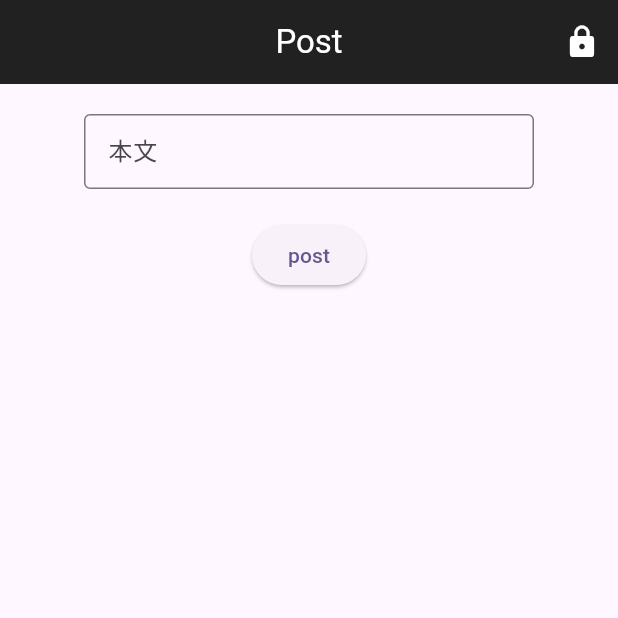
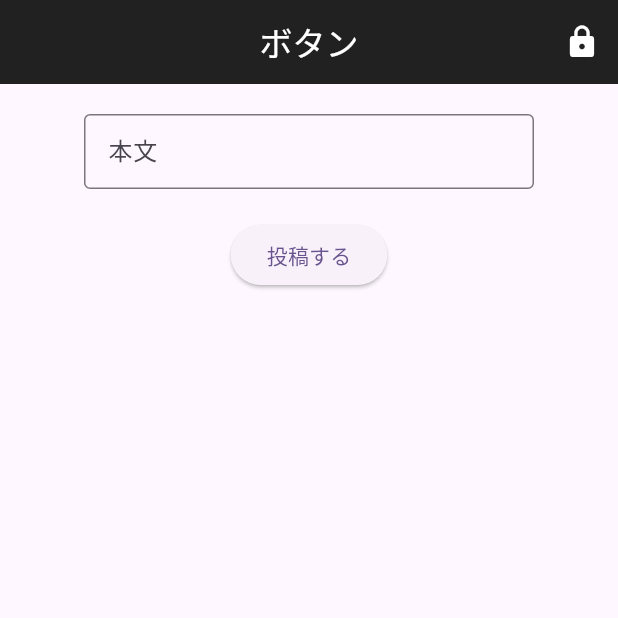
Before and after one commit to kitashio/ore_chans_app, a Flutter app: the screen it shows once a user with an empty profile is signed in, on a phone screen of 412 x 824 dp, the top half of it. Run offline on Flutter 3.47's test engine with Material 2 defaults, Android fonts, the phone set to English and light mode, and no system bars; our stand-ins replace cloud_firestore, dio, firebase_auth, firebase_core, flutter_riverpod, freezed_annotation and 2 more; accounts and stored records are empty; generated files the repository leaves out were written again; network calls fail.

Commit message:
remove: slang

```diff
--- a/docs/widget_cookbook/ui/stepper/tracker.dart
+++ b/docs/widget_cookbook/ui/stepper/tracker.dart
@@ -1,6 +1,5 @@
 import 'package:flutter/material.dart';
 import 'package:flutter_riverpod/flutter_riverpod.dart';
-import 'package:intl/intl.dart';
 import 'package:ore_chans_app/firebase/src/features/post_crud_app/application/post_provider.dart';
 
 import '../../../../sample/widget_cookbook/ui/stepper/model/tracker.dart';
@@ -52,7 +51,7 @@ class _TrackerPageState extends ConsumerState<TrackerPage> {
                   title: Column(
                     children: [
                       Text(tracker.location),// 現在地を表示
-                      Text(DateFormat('yyyy/MM/dd HH:mm').format(tracker.createdAt!)),// 到着時刻を表示
+                      Text(''),// 到着時刻を表示
                     ],
                   ),
                   content: Container(),
--- a/lib/firebase/src/features/post_crud_app/presentation/view/post_page.dart
+++ b/lib/firebase/src/features/post_crud_app/presentation/view/post_page.dart
@@ -4,8 +4,6 @@ import 'package:ore_chans_app/firebase/src/features/auth/application/auth_notifi
 import 'package:ore_chans_app/firebase/src/features/post_crud_app/application/post_provider.dart';
 import 'package:ore_chans_app/firebase/src/features/post_crud_app/domain/post/post.dart';
 import 'package:ore_chans_app/firebase/src/features/post_crud_app/presentation/state/post_notifier.dart';
-import 'package:ore_chans_app/i18n/strings.g.dart';
-import 'package:ore_chans_app/utils/aleart_dialog_component.dart';
 import 'package:ore_chans_app/utils/loading_component.dart';
 
 /// [ログイン後のページ]ここで、投稿と表示をする
@@ -16,7 +14,6 @@ class PostPage extends ConsumerWidget {
   Widget build(BuildContext context, WidgetRef ref) {
     final bodyController = TextEditingController();
     final editController = TextEditingController();
-    final t = Translations.of(context);
     // エラー処理用のref.listen
     ref.listen<AsyncValue<void>>(
       postNotifierProvider,
@@ -43,7 +40,7 @@ class PostPage extends ConsumerWidget {
             },
           ),
         ],
-        title: Text(t.mainScreen.title),
+        title: Text('ボタン'),
       ),
       body: Center(
         child: Column(
@@ -83,7 +80,7 @@ class PostPage extends ConsumerWidget {
                   );
                   await ref.read(postNotifierProvider.notifier).addPost(post);
                 },
-                child: Text(t.mainScreen.tapMe)),
+                child: Text('投稿する')),
             Expanded(
               child: postAsyncValue.when(
                 data: (posts) {
--- a/lib/i18n/strings.i18n.json
+++ /dev/null
@@ -1,10 +0,0 @@
-{
-  "mainScreen": {
-    "title": "Post",
-    "tapMe": "post"
-  },
-  "locales(map)": {
-    "en": "English",
-    "ja": "Japanese"
-  }
-}
--- a/lib/main.dart
+++ b/lib/main.dart
@@ -1,25 +1,21 @@
 import 'package:firebase_core/firebase_core.dart';
 import 'package:flutter/material.dart';
-import 'package:flutter_localizations/flutter_localizations.dart';
 import 'package:flutter_riverpod/flutter_riverpod.dart';
 import 'package:ore_chans_app/firebase/src/features/auth/data/auth_provider.dart';
 import 'package:ore_chans_app/firebase/src/features/auth/presentation/signin_page.dart';
 import 'package:ore_chans_app/firebase/src/features/post_crud_app/presentation/view/post_page.dart';
 import 'package:ore_chans_app/firebase_options.dart';
-import 'package:ore_chans_app/i18n/strings.g.dart';
 import 'package:ore_chans_app/utils/loading_component.dart';
-import 'package:ore_chans_app/utils/locale_notifier.dart';
 
 Future<void> main() async {
   WidgetsFlutterBinding.ensureInitialized();
-  LocaleSettings.useDeviceLocale();// 正しいロケールで初期化する
   await Firebase.initializeApp(
     options: DefaultFirebaseOptions.currentPlatform,
   );
   /* TranslationProviderでアプリをラップしないと
   "Please wrap your app with "TranslationProvider"." というエラーが出る
   */
-  runApp(ProviderScope(child: TranslationProvider(child: const MyApp())));
+  runApp(const ProviderScope(child: MyApp()));
 }
 
 class MyApp extends ConsumerWidget {
@@ -27,14 +23,10 @@ class MyApp extends ConsumerWidget {
 
   @override
   Widget build(BuildContext context, WidgetRef ref) {
-    final currentLocale = ref.watch(localeProvider);// localeProviderのstateを参照している
 
     return MaterialApp(
       debugShowCheckedModeBanner: false,
       title: 'Flutter Demo',
-      locale: currentLocale.flutterLocale,// localeProviderのstateを参照している
-      supportedLocales: AppLocaleUtils.supportedLocales,// AppLocaleUtils.supportedLocalesを参照している
-      localizationsDelegates: GlobalMaterialLocalizations.delegates,// GlobalMaterialLocalizations.delegatesを参照している
       theme: ThemeData(
           colorScheme: ColorScheme.fromSeed(seedColor: Colors.deepPurple),
           useMaterial3: true,
--- a/pubspec.yaml
+++ b/pubspec.yaml
@@ -41,11 +41,7 @@ dependencies:
   curved_navigation_bar: ^1.0.3
   flutter_launcher_icons: "^0.13.1"
   flutter_native_splash: ^2.3.2
-  slang: ^3.23.0 # 多言語対応のパッケージ
-  slang_flutter: ^3.23.0 # 多言語対応のパッケージ
   # dependenciesの位置に配置する
-  flutter_localizations:
-    sdk: flutter  # sdk: flutterが必要なので追加
 
 # この位置にスプラッシュ画面の設定を追加
 flutter_native_splash: # 追加
@@ -72,7 +68,6 @@ dev_dependencies:
   logger: ^2.0.2
   pedantic_mono: ^1.24.0+1
   build_runner: ^2.4.6
-  slang_build_runner: ^3.23.0 # 多言語対応のパッケージ
 
   # The "flutter_lints" package below contains a set of recommended lints to
   # encourage good coding practices. The lint set provided by the package is
```
Also changed, not shown: lib/i18n/strings_ja.i18n.json (deleted, +0 -10 lines), lib/i18n/strings.g.dart (deleted), pubspec.lock, 1 other file.
